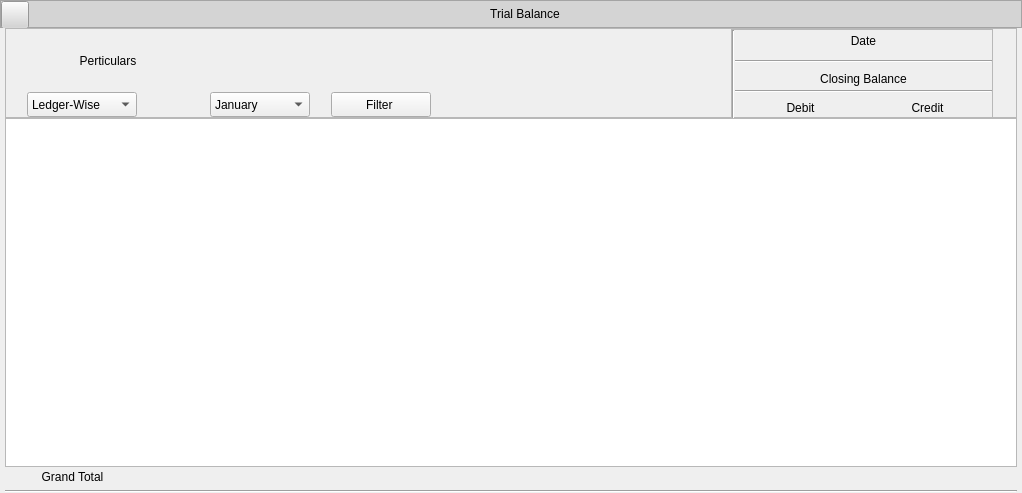
Above: Resources/Ui/TrialBalance.ui from Darshitjivani/MBAS before the change. Below: the same form after it.
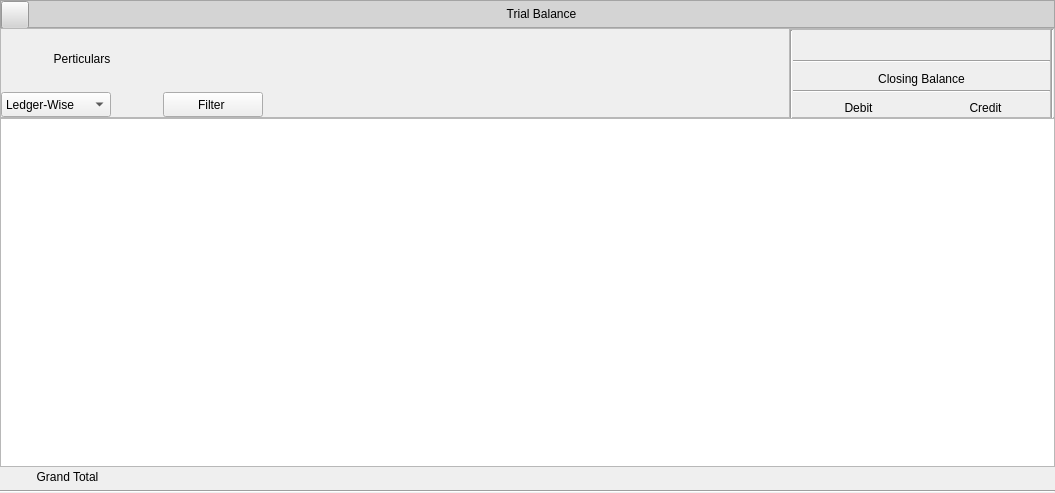
That is the form after the change. Icons and pictures are not drawn.

Commit message: 22/09/23 changes in ui files and Trial Balance And voucher

Diff of the .ui file:
```diff
--- a/Resources/Ui/TrialBalance.ui
+++ b/Resources/Ui/TrialBalance.ui
@@ -6,7 +6,7 @@
    <rect>
     <x>0</x>
     <y>0</y>
-    <width>1022</width>
+    <width>1055</width>
     <height>493</height>
    </rect>
   </property>
@@ -201,7 +201,14 @@
         </widget>
        </item>
        <item row="1" column="0" colspan="5">
-        <widget class="QTableView" name="tableView"/>
+        <widget class="QTableView" name="tableView">
+         <property name="sizePolicy">
+          <sizepolicy hsizetype="Expanding" vsizetype="Expanding">
+           <horstretch>0</horstretch>
+           <verstretch>0</verstretch>
+          </sizepolicy>
+         </property>
+        </widget>
        </item>
        <item row="2" column="1">
         <widget class="QLabel" name="lbdebitINR">
@@ -355,105 +362,7 @@
           <property name="spacing">
            <number>0</number>
           </property>
-          <item row="0" column="2">
-           <widget class="Line" name="line">
-            <property name="minimumSize">
-             <size>
-              <width>379</width>
-              <height>0</height>
-             </size>
-            </property>
-            <property name="styleSheet">
-             <string notr="true">background-color:transparent</string>
-            </property>
-            <property name="orientation">
-             <enum>Qt::Horizontal</enum>
-            </property>
-           </widget>
-          </item>
-          <item row="2" column="1">
-           <widget class="QComboBox" name="cbMonth">
-            <property name="sizePolicy">
-             <sizepolicy hsizetype="Fixed" vsizetype="Fixed">
-              <horstretch>0</horstretch>
-              <verstretch>0</verstretch>
-             </sizepolicy>
-            </property>
-            <property name="minimumSize">
-             <size>
-              <width>100</width>
-              <height>25</height>
-             </size>
-            </property>
-            <property name="maximumSize">
-             <size>
-              <width>100</width>
-              <height>25</height>
-             </size>
-            </property>
-            <item>
-             <property name="text">
-              <string>January</string>
-             </property>
-            </item>
-            <item>
-             <property name="text">
-              <string>Febuary</string>
-             </property>
-            </item>
-            <item>
-             <property name="text">
-              <string>March</string>
-             </property>
-            </item>
-            <item>
-             <property name="text">
-              <string>April</string>
-             </property>
-            </item>
-            <item>
-             <property name="text">
-              <string>May</string>
-             </property>
-            </item>
-            <item>
-             <property name="text">
-              <string>June</string>
-             </property>
-            </item>
-            <item>
-             <property name="text">
-              <string>July</string>
-             </property>
-            </item>
-            <item>
-             <property name="text">
-              <string>August</string>
-             </property>
-            </item>
-            <item>
-             <property name="text">
-              <string>September</string>
-             </property>
-            </item>
-            <item>
-             <property name="text">
-              <string>October</string>
-             </property>
-            </item>
-            <item>
-             <property name="text">
-              <string>November</string>
-             </property>
-            </item>
-            <item>
-             <property name="text">
-              <string>December</string>
-             </property>
-            </item>
-           </widget>
-          </item>
-          <item row="2" column="0">
+          <item row="4" column="0">
            <widget class="QComboBox" name="cbtrialbalance">
             <property name="sizePolicy">
              <sizepolicy hsizetype="Fixed" vsizetype="Fixed">
@@ -484,6 +393,51 @@
             </item>
            </widget>
           </item>
+          <item row="3" column="2">
+           <widget class="Line" name="line_11">
+            <property name="minimumSize">
+             <size>
+              <width>526</width>
+              <height>0</height>
+             </size>
+            </property>
+            <property name="styleSheet">
+             <string notr="true">background-color:transparent</string>
+            </property>
+            <property name="orientation">
+             <enum>Qt::Horizontal</enum>
+            </property>
+           </widget>
+          </item>
+          <item row="0" column="2">
+           <widget class="Line" name="line">
+            <property name="minimumSize">
+             <size>
+              <width>490</width>
+              <height>0</height>
+             </size>
+            </property>
+            <property name="styleSheet">
+             <string notr="true">background-color:transparent</string>
+            </property>
+            <property name="orientation">
+             <enum>Qt::Horizontal</enum>
+            </property>
+           </widget>
+          </item>
+          <item row="0" column="5" rowspan="3">
+           <widget class="Line" name="line_12">
+            <property name="minimumSize">
+             <size>
+              <width>0</width>
+              <height>95</height>
+             </size>
+            </property>
+            <property name="orientation">
+             <enum>Qt::Vertical</enum>
+            </property>
+           </widget>
+          </item>
           <item row="0" column="0">
            <widget class="QLabel" name="lbPerticulars">
             <property name="minimumSize">
@@ -509,10 +463,32 @@
             </property>
            </widget>
           </item>
+          <item row="4" column="1">
+           <widget class="QPushButton" name="pbFilter">
+            <property name="minimumSize">
+             <size>
+              <width>100</width>
+              <height>25</height>
+             </size>
+            </property>
+            <property name="maximumSize">
+             <size>
+              <width>100</width>
+              <height>25</height>
+             </size>
+            </property>
+            <property name="text">
+             <string>Filter </string>
+            </property>
+            <property name="shortcut">
+             <string>F2</string>
+            </property>
+           </widget>
+          </item>
           <item row="0" column="3">
            <widget class="QFrame" name="frame_2">
             <property name="sizePolicy">
-             <sizepolicy hsizetype="Fixed" vsizetype="Fixed">
+             <sizepolicy hsizetype="Fixed" vsizetype="Expanding">
               <horstretch>0</horstretch>
               <verstretch>0</verstretch>
              </sizepolicy>
@@ -668,7 +644,7 @@
                 </size>
                </property>
                <property name="text">
-                <string>Date</string>
+                <string/>
                </property>
                <property name="alignment">
                 <set>Qt::AlignCenter</set>
@@ -742,25 +718,6 @@
             </layout>
            </widget>
           </item>
-          <item row="2" column="2">
-           <widget class="QPushButton" name="pushButton">
-            <property name="minimumSize">
-             <size>
-              <width>100</width>
-              <height>25</height>
-             </size>
-            </property>
-            <property name="maximumSize">
-             <size>
-              <width>100</width>
-              <height>25</height>
-             </size>
-            </property>
-            <property name="text">
-             <string>Filter </string>
-            </property>
-           </widget>
-          </item>
          </layout>
         </widget>
        </item>
```
Left out of the diff: 4 changed lines with no effect on the pictures. The commit also changes 25 other files.
